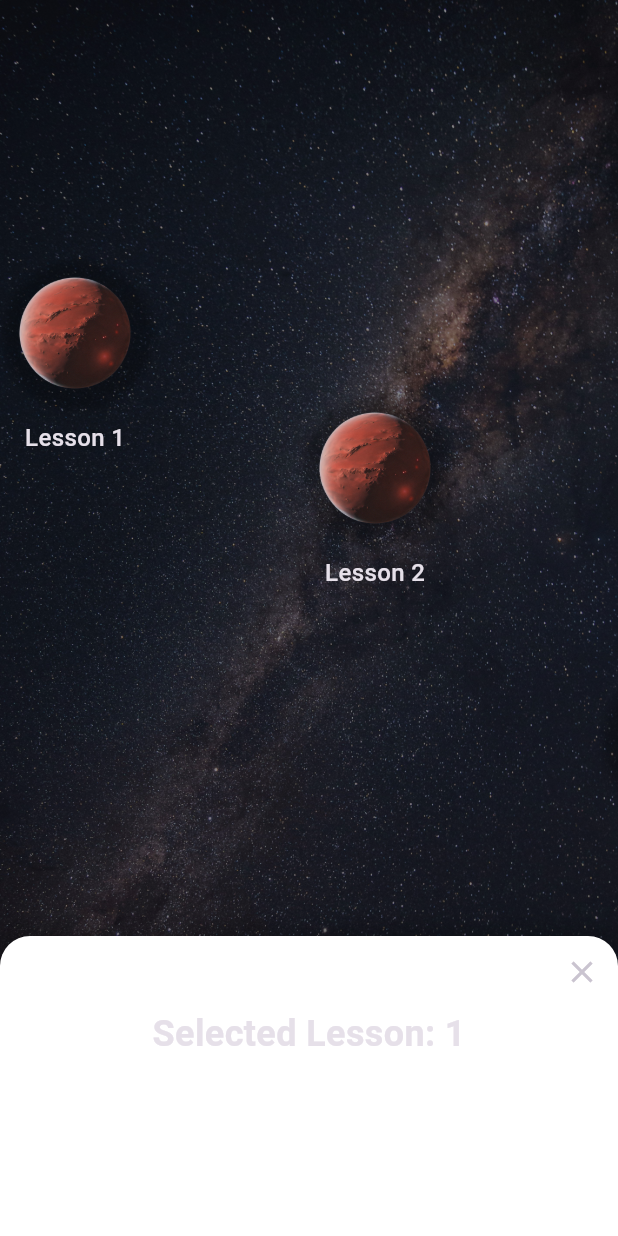
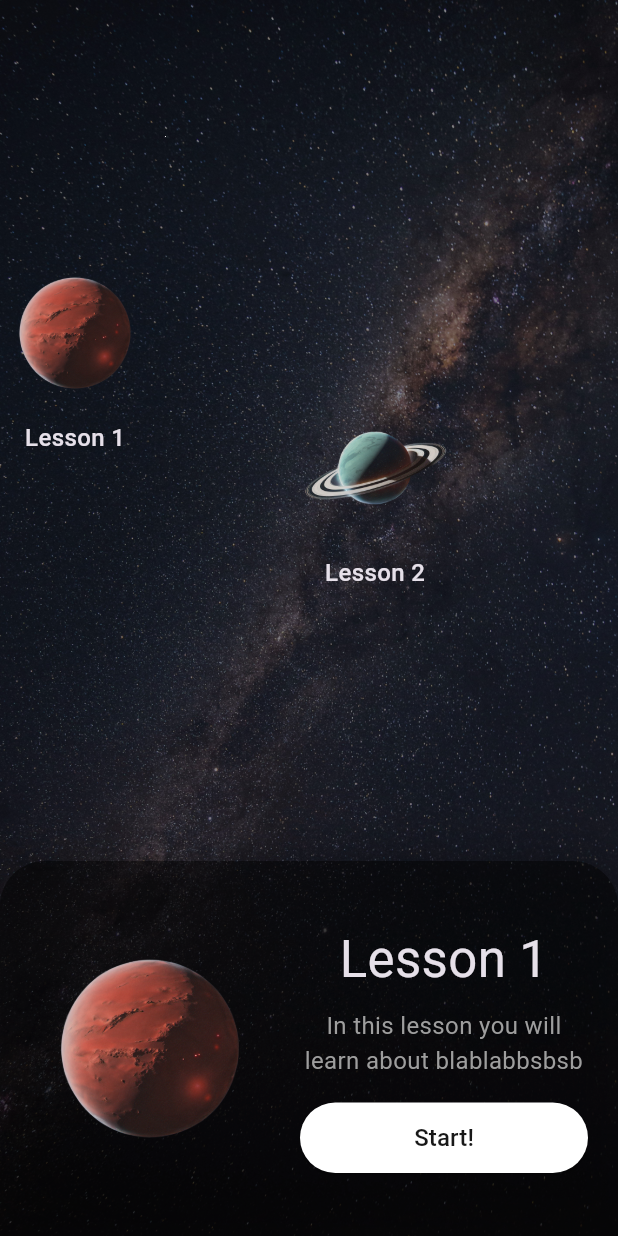
Before and after one commit to luisghdez/lumi_learn, a Flutter app: the CourseOverviewScreen screen opened directly, after a tap on an icon or button, on a phone screen of 412 x 824 dp. Run offline on Flutter 3.47's test engine with Material 3 defaults, Android fonts, the light colour scheme and no system bars; our stand-ins replace get; Roboto replaces fonts that are missing (Poppins).

Commit message:
active planet object

```diff
--- a/lib/controllers/course_controller.dart
+++ b/lib/controllers/course_controller.dart
@@ -1,11 +1,12 @@
 import 'package:get/get.dart';
+import 'package:vibra_app/data/assets_data.dart'; // Import the data file
 
 class CourseController extends GetxController {
-  // Reactive variable to store the selected lesson index
-  RxInt selectedLessonIndex = 0.obs;
+  // Reactive variable to store the active planet
+  var activePlanet = Rxn<Planet>();
 
-  // Method to set the selected lesson index
-  void setSelectedLesson(int index) {
-    selectedLessonIndex.value = index;
+  // Method to set the active planet
+  void setActivePlanet(int index) {
+    activePlanet.value = planets[index];
   }
 }
--- /dev/null
+++ b/lib/data/assets_data.dart
@@ -0,0 +1,88 @@
+// lib/data/assets_data.dart
+
+class Planet {
+  final String imagePath;
+  final String name;
+  final List<String> backgroundPaths;
+
+  Planet({
+    required this.imagePath,
+    required this.name,
+    required this.backgroundPaths,
+  });
+}
+
+// List of planets with their associated backgrounds
+final List<Planet> planets = [
+  Planet(
+    imagePath: 'assets/planets/red1.png',
+    name: 'Red Planet 1',
+    backgroundPaths: [
+      'assets/backgrounds/bgred1.jpg',
+      'assets/backgrounds/bgred2.jpg',
+      'assets/backgrounds/bgred3.jpg',
+      'assets/backgrounds/bgred4.jpg',
+    ],
+  ),
+  Planet(
+    imagePath: 'assets/planets/ring1.png',
+    name: 'Circle Planet 2',
+    backgroundPaths: [
+      'assets/backgrounds/bgred1.jpg',
+      'assets/backgrounds/bgred2.jpg',
+      'assets/backgrounds/bgred3.jpg',
+      'assets/backgrounds/bgred4.jpg',
+    ],
+  ),
+  Planet(
+    imagePath: 'assets/planets/red1.png',
+    name: 'Red Planet 3',
+    backgroundPaths: [
+      'assets/backgrounds/bgred1.jpg',
+      'assets/backgrounds/bgred2.jpg',
+      'assets/backgrounds/bgred3.jpg',
+      'assets/backgrounds/bgred4.jpg',
+    ],
+  ),
+  Planet(
+    imagePath: 'assets/planets/ring1.png',
+    name: 'Circle Planet 2',
+    backgroundPaths: [
+      'assets/backgrounds/bgred1.jpg',
+      'assets/backgrounds/bgred2.jpg',
+      'assets/backgrounds/bgred3.jpg',
+      'assets/backgrounds/bgred4.jpg',
+    ],
+  ),
+  Planet(
+    imagePath: 'assets/planets/ring1.png',
+    name: 'Circle Planet 2',
+    backgroundPaths: [
+      'assets/backgrounds/bgred1.jpg',
+      'assets/backgrounds/bgred2.jpg',
+      'assets/backgrounds/bgred3.jpg',
+      'assets/backgrounds/bgred4.jpg',
+    ],
+  ),
+  // Planet(
+  //   imagePath: 'assets/planets/blue1.png',
+  //   name: 'Blue Planet 1',
+  //   backgroundPaths: [
+  //     'assets/backgrounds/bgblue1.jpg',
+  //     'assets/backgrounds/bgblue2.jpg',
+  //     'assets/backgrounds/bgblue3.jpg',
+  //     'assets/backgrounds/bgblue4.jpg',
+  //   ],
+  // ),
+  // Planet(
+  //   imagePath: 'assets/planets/green1.png',
+  //   name: 'Green Planet 1',
+  //   backgroundPaths: [
+  //     'assets/backgrounds/bggreen1.jpg',
+  //     'assets/backgrounds/bggreen2.jpg',
+  //     'assets/backgrounds/bggreen3.jpg',
+  //     'assets/backgrounds/bggreen4.jpg',
+  //   ],
+  // ),
+  // Add more planets as needed
+];
--- a/lib/screens/courses/course_overview_screen.dart
+++ b/lib/screens/courses/course_overview_screen.dart
@@ -5,6 +5,7 @@ import 'package:get/get.dart';
 import 'package:vibra_app/screens/courses/lessons/lesson_screen.dart';
 import 'package:vibra_app/widgets/starry_app_scaffold.dart';
 import 'package:vibra_app/controllers/course_controller.dart';
+import 'package:vibra_app/data/assets_data.dart'; // Import the data file
 
 class CourseOverviewScreen extends StatefulWidget {
   const CourseOverviewScreen({Key? key}) : super(key: key);
@@ -19,13 +20,16 @@ class _CourseOverviewScreenState extends State<CourseOverviewScreen> {
   int? _selectedLessonIndex;
 
   // Initialize StarPainter once
-  final StarPainter _starPainter = StarPainter(starCount: 500);
+  final StarPainter _starPainter = StarPainter(starCount: 200);
 
   void _onPlanetTap(int index) {
     setState(() {
       _isPanelVisible = true;
       _selectedLessonIndex = index;
     });
+
+    // Set the active planet in the controller
+    courseController.setActivePlanet(index);
   }
 
   void _closePanel() {
@@ -40,7 +44,8 @@ class _CourseOverviewScreenState extends State<CourseOverviewScreen> {
     final double frequency = pi / 3;
     final screenHeight = MediaQuery.of(context).size.height;
     final screenWidth = MediaQuery.of(context).size.width;
-    final totalWidth = 20 * 200.0; // Adjust based on item count and spacing
+    final totalWidth =
+        planets.length * 200.0; // Adjust based on item count and spacing
 
     return StarryAppScaffold(
       body: Stack(
@@ -61,7 +66,7 @@ class _CourseOverviewScreenState extends State<CourseOverviewScreen> {
                     ),
                   ),
                   // Planets
-                  ...List.generate(20, (index) {
+                  ...List.generate(planets.length, (index) {
                     final offsetY = amplitude * sin(index * frequency + pi / 2);
                     final xPosition = index * 200.0; // Horizontal spacing
 
@@ -73,7 +78,6 @@ class _CourseOverviewScreenState extends State<CourseOverviewScreen> {
                       child: GestureDetector(
                         onTap: () {
                           _onPlanetTap(index);
-                          courseController.setSelectedLesson(index);
                         },
                         child: Column(
                           mainAxisSize: MainAxisSize.min,
@@ -81,17 +85,18 @@ class _CourseOverviewScreenState extends State<CourseOverviewScreen> {
                             Container(
                               decoration: const BoxDecoration(
                                 shape: BoxShape.circle,
-                                boxShadow: [
-                                  BoxShadow(
-                                    color: Colors.black26,
-                                    blurRadius: 4,
-                                    offset: Offset(2, 2),
-                                  ),
-                                ],
+                                // boxShadow: [
+                                //   BoxShadow(
+                                //     color: Colors.black26,
+                                //     blurRadius: 4,
+                                //     offset: Offset(2, 2),
+                                //   ),
+                                // ],
                               ),
                               child: ClipOval(
                                 child: Image.asset(
-                                  'assets/planets/red1.png',
+                                  planets[index]
+                                      .imagePath, // Use planet image from assets_data.dart
                                   width: 100.0,
                                   height: 100.0,
                                   fit: BoxFit.cover,
@@ -100,7 +105,8 @@ class _CourseOverviewScreenState extends State<CourseOverviewScreen> {
                             ),
                             const SizedBox(height: 8.0),
                             Text(
-                              'Lesson ${index + 1}',
+                              "Lesson ${index + 1}",
+                              // planets[index].name, // Use planet name from assets_data.dart
                               style: const TextStyle(
                                 fontSize: 16.0,
                                 fontWeight: FontWeight.w500,
@@ -116,22 +122,25 @@ class _CourseOverviewScreenState extends State<CourseOverviewScreen> {
             ),
           ),
           // Bottom Panel
+// Inside the CourseOverviewScreen's build method
+
+// Bottom Panel
           AnimatedPositioned(
             duration: const Duration(milliseconds: 300),
             curve: Curves.easeInOut,
-            bottom: _isPanelVisible ? 0 : -200, // Adjust height as needed
+            bottom: _isPanelVisible ? 0 : -250, // Adjust height as needed
             left: 0,
             right: 0,
             child: Container(
-              height: 200, // Height of the panel
+              height: 250, // Height of the panel
               decoration: BoxDecoration(
-                color: Colors.white,
+                color: const Color.fromARGB(119, 0, 0, 0),
                 borderRadius:
-                    const BorderRadius.vertical(top: Radius.circular(20)),
+                    const BorderRadius.vertical(top: Radius.circular(30)),
                 boxShadow: [
                   BoxShadow(
                     color: Colors.black.withOpacity(0.2),
-                    blurRadius: 10,
+                    blurRadius: 20,
                     offset: const Offset(0, -5),
                   ),
                 ],
@@ -139,24 +148,96 @@ class _CourseOverviewScreenState extends State<CourseOverviewScreen> {
               child: Column(
                 children: [
                   // Close button
-                  Align(
-                    alignment: Alignment.topRight,
-                    child: IconButton(
-                      icon: const Icon(Icons.close),
-                      onPressed: _closePanel,
-                    ),
-                  ),
-                  // Display selected lesson number
-                  Center(
-                    child: Text(
-                      'Selected Lesson: ${_selectedLessonIndex != null ? _selectedLessonIndex! + 1 : 'None'}',
-                      style: const TextStyle(
-                        fontSize: 24,
-                        fontWeight: FontWeight.bold,
+                  // Align(
+                  //   alignment: Alignment.topRight,
+                  //   child: IconButton(
+                  //     icon: const Icon(Icons.close),
+                  //     onPressed: _closePanel,
+                  //   ),
+                  // ),
+                  // Display the active planet image and lesson details
+                  Obx(() {
+                    final activePlanet = courseController.activePlanet.value;
+                    if (activePlanet == null) {
+                      return const Center(child: Text('No planet selected'));
+                    }
+
+                    return Expanded(
+                      child: Center(
+                        child: Padding(
+                          padding: const EdgeInsets.symmetric(horizontal: 20.0),
+                          child: Row(
+                            children: [
+                              // Planet image
+                              ClipOval(
+                                child: Image.asset(
+                                  activePlanet.imagePath,
+                                  width: 160,
+                                  // height: 80,
+                                  fit: BoxFit.cover,
+                                ),
+                              ),
+                              const SizedBox(width: 20),
+                              // Lesson details
+                              Expanded(
+                                child: Column(
+                                  mainAxisAlignment: MainAxisAlignment
+                                      .center, // Center vertically
+                                  crossAxisAlignment: CrossAxisAlignment.center,
+                                  children: [
+                                    Text(
+                                      'Lesson ${_selectedLessonIndex != null ? _selectedLessonIndex! + 1 : 'N/A'}',
+                                      textAlign: TextAlign.center,
+                                      style: const TextStyle(
+                                        fontSize: 34,
+                                        // fontWeight: FontWeight.bold,
+                                      ),
+                                    ),
+                                    const SizedBox(height: 8),
+                                    const Text(
+                                      'In this lesson you will learn about blablabbsbsb',
+                                      textAlign: TextAlign.center,
+                                      style: TextStyle(
+                                        fontSize: 16,
+                                        color: Colors.grey,
+                                      ),
+                                    ),
+                                    const SizedBox(height: 16),
+                                    // Start button
+                                    SizedBox(
+                                      width: double
+                                          .infinity, // Make the button take full width
+                                      child: ElevatedButton(
+                                        onPressed: () {
+                                          Get.to(() => LessonScreen());
+                                        },
+                                        style: ElevatedButton.styleFrom(
+                                          backgroundColor: const Color.fromARGB(
+                                              255, 255, 255, 255),
+                                          padding: const EdgeInsets.symmetric(
+                                            horizontal: 24,
+                                            vertical: 12,
+                                          ),
+                                        ),
+                                        child: const Text(
+                                          'Start!',
+                                          style: TextStyle(
+                                            fontSize: 16,
+                                            color:
+                                                Color.fromARGB(255, 24, 24, 24),
+                                          ),
+                                        ),
+                                      ),
+                                    ),
+                                  ],
+                                ),
+                              ),
+                            ],
+                          ),
+                        ),
                       ),
-                    ),
-                  ),
-                  // Add more content here if needed
+                    );
+                  }),
                 ],
               ),
             ),
--- a/pubspec.yaml
+++ b/pubspec.yaml
@@ -66,6 +66,8 @@ flutter:
   assets:
     - assets/images/milky_way.png
     - assets/planets/red1.png
+    - assets/planets/ring1.png
+    - assets/astronaut/
   #   - images/a_dot_burr.jpeg
   #   - images/a_dot_ham.jpeg
 
```
Also changed, not shown: assets/astronaut/sitting_planet.png.png (added).
